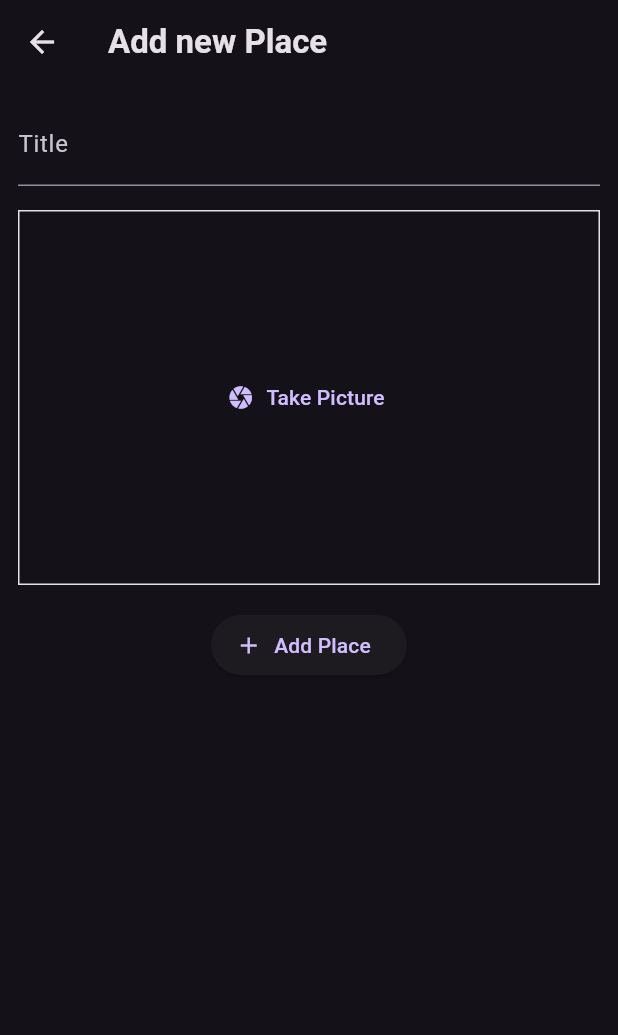
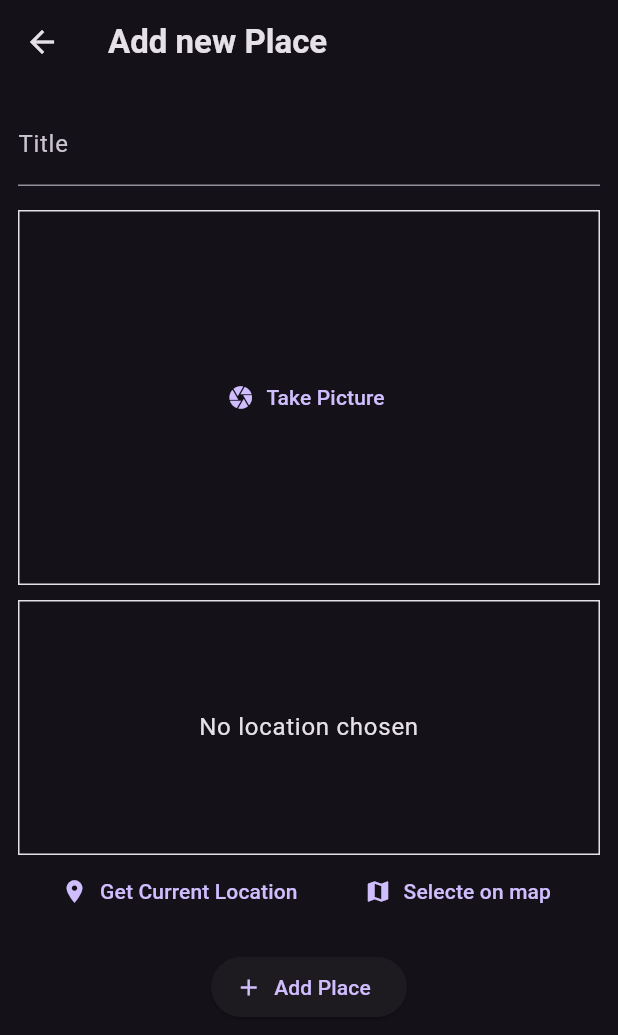
Before and after one commit to Alex-Yu21/favorite_places, a Flutter app: the AddPlaceScreen screen opened directly, on a phone screen of 412 x 824 dp. Shown: the top 1035 px of the screen. Run offline on Flutter 3.47's test engine with Material 3 defaults, Android fonts, the phone set to English and light mode, and no system bars; our stand-ins replace flutter_riverpod, google_fonts, image_picker, location.

Commit message:
feat: add user location

```diff
--- a/lib/screens/add_place.dart
+++ b/lib/screens/add_place.dart
@@ -2,6 +2,7 @@ import 'dart:io';
 
 import 'package:favorite_places/providers/user_places.dart';
 import 'package:favorite_places/widgets/image_input.dart';
+import 'package:favorite_places/widgets/location_input.dart';
 import 'package:flutter/material.dart';
 import 'package:flutter_riverpod/flutter_riverpod.dart';
 
@@ -52,6 +53,8 @@ class _AddPlaceScreenState extends ConsumerState<AddPlaceScreen> {
                 _selectedImage = image;
               },
             ),
+            SizedBox(height: 10),
+            LocationInput(),
             SizedBox(height: 16),
             ElevatedButton.icon(
               onPressed: _savePlaces,
--- /dev/null
+++ b/lib/widgets/location_input.dart
@@ -0,0 +1,94 @@
+import 'package:flutter/material.dart';
+import 'package:location/location.dart';
+
+class LocationInput extends StatefulWidget {
+  const LocationInput({super.key});
+
+  @override
+  State<LocationInput> createState() => _LocationInputState();
+}
+
+class _LocationInputState extends State<LocationInput> {
+  Location? _pickedLocation;
+  var _isGettingLocation = false;
+
+  void _getCurrentLocation() async {
+    Location location = Location();
+
+    bool serviceEnabled;
+    PermissionStatus permissionGranted;
+    LocationData locationData;
+
+    serviceEnabled = await location.serviceEnabled();
+    if (!serviceEnabled) {
+      serviceEnabled = await location.requestService();
+      if (!serviceEnabled) {
+        return;
+      }
+    }
+
+    permissionGranted = await location.hasPermission();
+    if (permissionGranted == PermissionStatus.denied) {
+      permissionGranted = await location.requestPermission();
+      if (permissionGranted != PermissionStatus.granted) {
+        return;
+      }
+    }
+    setState(() {
+      _isGettingLocation = true;
+    });
+
+    locationData = await location.getLocation();
+
+    setState(() {
+      _isGettingLocation = false;
+    });
+  }
+
+  @override
+  Widget build(BuildContext context) {
+    Widget previewContent = Text(
+      'No location chosen',
+      textAlign: TextAlign.center,
+      style: Theme.of(context).textTheme.bodyLarge!.copyWith(
+        color: Theme.of(context).colorScheme.onSurface,
+      ),
+    );
+
+    if (_isGettingLocation) {
+      previewContent = CircularProgressIndicator();
+    }
+
+    return Column(
+      children: [
+        Container(
+          alignment: Alignment.center,
+          height: 170,
+          width: double.infinity,
+          decoration: BoxDecoration(
+            border: Border.all(
+              width: 1,
+              color: Theme.of(context).colorScheme.onSurface,
+            ),
+          ),
+          child: previewContent,
+        ),
+        Row(
+          mainAxisAlignment: MainAxisAlignment.spaceEvenly,
+          children: [
+            TextButton.icon(
+              onPressed: _getCurrentLocation,
+              label: const Text('Get Current Location'),
+              icon: Icon(Icons.location_on),
+            ),
+            TextButton.icon(
+              onPressed: () {},
+              label: const Text('Selecte on map'),
+              icon: Icon(Icons.map),
+            ),
+          ],
+        ),
+      ],
+    );
+  }
+}
--- a/pubspec.yaml
+++ b/pubspec.yaml
@@ -38,6 +38,7 @@ dependencies:
   uuid: ^4.5.1
   flutter_riverpod: ^2.6.1
   image_picker: ^1.2.0
+  location: ^8.0.1
 
 dev_dependencies:
   flutter_test:
```
Also changed, not shown: pubspec.lock, 1 other file.
